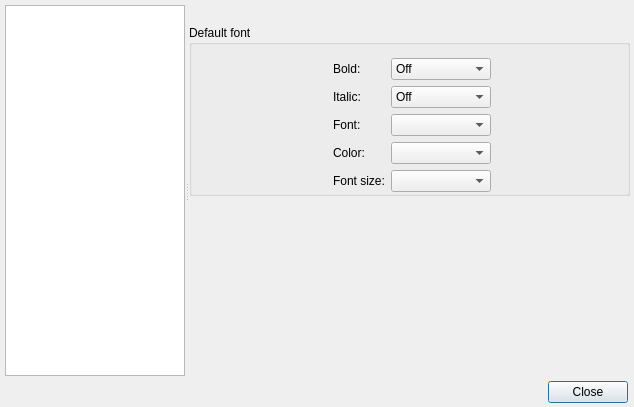
Before: the Qt Designer form ui/options.ui in gitter-badger/simplechatclient, drawn with Qt 5.
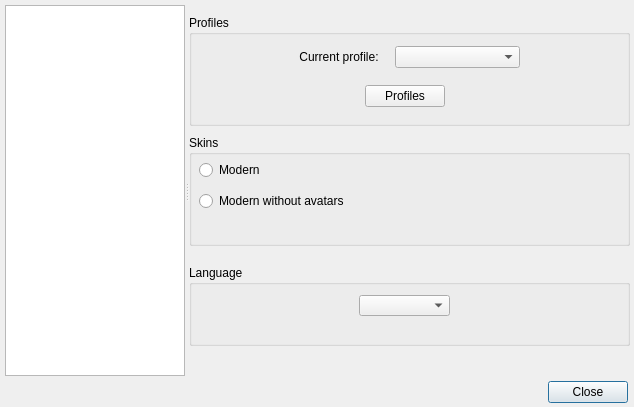
After: the same form once the commit is applied. The open tabs and pages were chosen to show the change. Icons and pictures are not drawn.

Commit message: fixed default font

Patch:
```diff
--- a/ui/options.ui
+++ b/ui/options.ui
@@ -377,141 +377,6 @@
       </layout>
      </widget>
     </widget>
-    <widget class="QWidget" name="page_3">
-     <widget class="QGroupBox" name="groupBox_my_font">
-      <property name="geometry">
-       <rect>
-        <x>0</x>
-        <y>20</y>
-        <width>441</width>
-        <height>171</height>
-       </rect>
-      </property>
-      <property name="title">
-       <string>Default font</string>
-      </property>
-      <widget class="QWidget" name="formLayoutWidget">
-       <property name="geometry">
-        <rect>
-         <x>20</x>
-         <y>29</y>
-         <width>401</width>
-         <height>141</height>
-        </rect>
-       </property>
-       <layout class="QFormLayout" name="formLayout_8">
-        <property name="formAlignment">
-         <set>Qt::AlignCenter</set>
-        </property>
-        <item row="0" column="0">
-         <widget class="QLabel" name="label_my_bold">
-          <property name="text">
-           <string>Bold:</string>
-          </property>
-         </widget>
-        </item>
-        <item row="0" column="1">
-         <widget class="QComboBox" name="comboBox_my_bold">
-          <property name="maximumSize">
-           <size>
-            <width>100</width>
-            <height>16777215</height>
-           </size>
-          </property>
-          <item>
-           <property name="text">
-            <string>Off</string>
-           </property>
-          </item>
-          <item>
-           <property name="text">
-            <string>On</string>
-           </property>
-          </item>
-         </widget>
-        </item>
-        <item row="1" column="0">
-         <widget class="QLabel" name="label_my_italic">
-          <property name="text">
-           <string>Italic:</string>
-          </property>
-         </widget>
-        </item>
-        <item row="1" column="1">
-         <widget class="QComboBox" name="comboBox_my_italic">
-          <property name="maximumSize">
-           <size>
-            <width>100</width>
-            <height>16777215</height>
-           </size>
-          </property>
-          <item>
-           <property name="text">
-            <string>Off</string>
-           </property>
-          </item>
-          <item>
-           <property name="text">
-            <string>On</string>
-           </property>
-          </item>
-         </widget>
-        </item>
-        <item row="2" column="0">
-         <widget class="QLabel" name="label_my_font">
-          <property name="text">
-           <string>Font:</string>
-          </property>
-         </widget>
-        </item>
-        <item row="2" column="1">
-         <widget class="QComboBox" name="comboBox_my_font">
-          <property name="maximumSize">
-           <size>
-            <width>100</width>
-            <height>16777215</height>
-           </size>
-          </property>
-         </widget>
-        </item>
-        <item row="3" column="0">
-         <widget class="QLabel" name="label_my_color">
-          <property name="text">
-           <string>Color:</string>
-          </property>
-         </widget>
-        </item>
-        <item row="3" column="1">
-         <widget class="QComboBox" name="comboBox_my_color">
-          <property name="maximumSize">
-           <size>
-            <width>100</width>
-            <height>16777215</height>
-           </size>
-          </property>
-         </widget>
-        </item>
-        <item row="4" column="0">
-         <widget class="QLabel" name="label_font_size">
-          <property name="text">
-           <string>Font size:</string>
-          </property>
-         </widget>
-        </item>
-        <item row="4" column="1">
-         <widget class="QComboBox" name="comboBox_font_size">
-          <property name="maximumSize">
-           <size>
-            <width>100</width>
-            <height>16777215</height>
-           </size>
-          </property>
-         </widget>
-        </item>
-       </layout>
-      </widget>
-     </widget>
-    </widget>
     <widget class="QWidget" name="page_4">
      <widget class="QTabWidget" name="tabWidget">
       <property name="geometry">
```
The commit also changes 5 other files.
